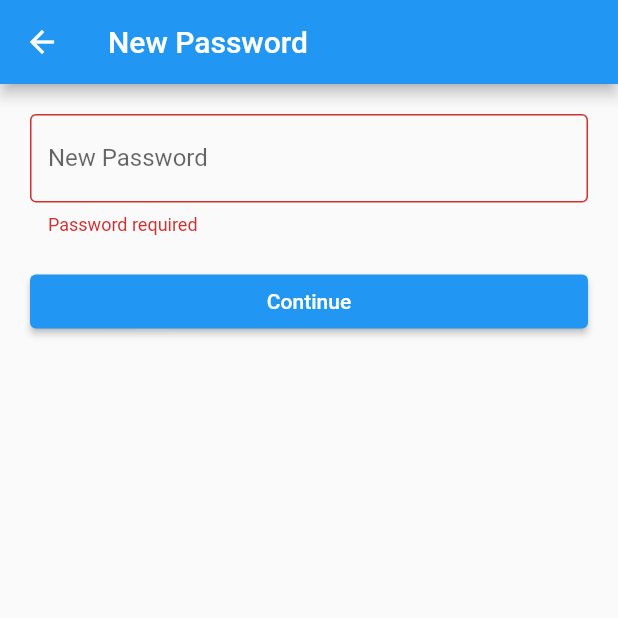
After one commit to anggitpp/presence-app, a Flutter app: the NewPasswordPage screen opened by its route, after a tap on "Continue", on a phone screen of 412 x 824 dp, the top half of it. The commit adds this screen. Run offline on Flutter 3.47's test engine with Material 2 defaults, Android fonts, the phone set to English and light mode, and no system bars; our stand-ins replace bloc, cloud_firestore, equatable, firebase_auth, firebase_core, flutter_bloc and 1 more; accounts and stored records are empty; generated files the repository leaves out were written again.

Commit message:
create new password page to user change password after register

```diff
--- a/lib/blocs/blocs.dart
+++ b/lib/blocs/blocs.dart
@@ -1,2 +1,3 @@
 export 'add_employee/add_employee_bloc.dart';
 export 'login/login_bloc.dart';
+export 'new_password/new_password_cubit.dart';
--- /dev/null
+++ b/lib/blocs/new_password/new_password_cubit.dart
@@ -0,0 +1,27 @@
+import 'package:bloc/bloc.dart';
+import 'package:equatable/equatable.dart';
+
+import 'package:presence_app/repositories/new_password_repository.dart';
+
+import '../../models/custom_error.dart';
+
+part 'new_password_state.dart';
+
+class NewPasswordCubit extends Cubit<NewPasswordState> {
+  final NewPasswordRepository newPasswordRepository;
+  NewPasswordCubit({
+    required this.newPasswordRepository,
+  }) : super(NewPasswordState.initial());
+
+  void changePassword(password) async {
+    emit(state.copyWith(newPasswordStatus: NewPasswordStatus.submitting));
+
+    try {
+      await newPasswordRepository.changePassword(password);
+      emit(state.copyWith(newPasswordStatus: NewPasswordStatus.success));
+    } on CustomError catch (e) {
+      emit(
+          state.copyWith(newPasswordStatus: NewPasswordStatus.error, error: e));
+    }
+  }
+}
--- /dev/null
+++ b/lib/blocs/new_password/new_password_state.dart
@@ -0,0 +1,39 @@
+part of 'new_password_cubit.dart';
+
+enum NewPasswordStatus {
+  initial,
+  submitting,
+  success,
+  error,
+}
+
+class NewPasswordState extends Equatable {
+  final NewPasswordStatus newPasswordStatus;
+  final CustomError error;
+  const NewPasswordState({
+    required this.newPasswordStatus,
+    required this.error,
+  });
+
+  factory NewPasswordState.initial() {
+    return const NewPasswordState(
+        newPasswordStatus: NewPasswordStatus.initial, error: CustomError());
+  }
+
+  @override
+  List<Object> get props => [newPasswordStatus, error];
+
+  NewPasswordState copyWith({
+    NewPasswordStatus? newPasswordStatus,
+    CustomError? error,
+  }) {
+    return NewPasswordState(
+      newPasswordStatus: newPasswordStatus ?? this.newPasswordStatus,
+      error: error ?? this.error,
+    );
+  }
+
+  @override
+  String toString() =>
+      'NewPasswordState(newPasswordStatus: $newPasswordStatus, error: $error)';
+}
--- a/lib/config/routes.dart
+++ b/lib/config/routes.dart
@@ -1,5 +1,6 @@
 class Routes {
   static const home = '/';
   static const login = '/login';
+  static const newPassword = '/new_password';
   static const addEmployee = 'add_employee';
 }
--- /dev/null
+++ b/lib/repositories/new_password_repository.dart
@@ -0,0 +1,34 @@
+import 'package:cloud_firestore/cloud_firestore.dart';
+import 'package:firebase_auth/firebase_auth.dart' as auth;
+
+import '../models/custom_error.dart';
+
+class NewPasswordRepository {
+  final FirebaseFirestore firebaseFirestore;
+  final auth.FirebaseAuth firebaseAuth;
+  NewPasswordRepository({
+    required this.firebaseFirestore,
+    required this.firebaseAuth,
+  });
+
+  Future<void> changePassword(String password) async {
+    try {
+      String email = firebaseAuth.currentUser!.email!;
+
+      await firebaseAuth.currentUser!.updatePassword(password);
+
+      await firebaseAuth.signOut();
+
+      await firebaseAuth.signInWithEmailAndPassword(
+          email: email, password: password);
+    } on auth.FirebaseAuthException catch (e) {
+      throw CustomError(code: e.code, message: e.message!, plugin: e.plugin);
+    } catch (e) {
+      throw CustomError(
+        code: 'Exception',
+        message: e.toString(),
+        plugin: 'flutter_error/server_error',
+      );
+    }
+  }
+}
--- a/lib/repositories/repositories.dart
+++ b/lib/repositories/repositories.dart
@@ -1 +1,3 @@
 export 'add_employee_repository.dart';
+export 'login_repository.dart';
+export 'new_password_repository.dart';
--- a/lib/screens/login/login_page.dart
+++ b/lib/screens/login/login_page.dart
@@ -44,7 +44,11 @@ class _LoginPageState extends State<LoginPage> {
             errorDialog(context, state.error);
           }
           if (state.loginStatus == LoginStatus.success) {
-            Navigator.pushReplacementNamed(context, Routes.home);
+            if (_password == 'password') {
+              Navigator.pushReplacementNamed(context, Routes.newPassword);
+            } else {
+              Navigator.pushReplacementNamed(context, Routes.home);
+            }
           }
           if (state.loginStatus == LoginStatus.unverified) {
             verificationDialog(context, state.userCredential!);
--- a/lib/screens/login/widgets/verification_dialog.dart
+++ b/lib/screens/login/widgets/verification_dialog.dart
@@ -27,7 +27,6 @@ void verificationDialog(BuildContext context, UserCredential user) {
                 context
                     .read<LoginBloc>()
                     .add(VerificationEmailEvent(userCredential: user));
-
                 Navigator.pop(context);
               },
               child: const Text("Kirim Ulang"),
--- /dev/null
+++ b/lib/screens/new_password/new_password_page.dart
@@ -0,0 +1,95 @@
+import 'package:flutter/material.dart';
+import 'package:flutter_bloc/flutter_bloc.dart';
+import 'package:presence_app/blocs/blocs.dart';
+
+import '../../config/routes.dart';
+import '../../utils/error_dialog.dart';
+
+class NewPasswordPage extends StatefulWidget {
+  const NewPasswordPage({Key? key}) : super(key: key);
+
+  @override
+  State<NewPasswordPage> createState() => _NewPasswordPageState();
+}
+
+class _NewPasswordPageState extends State<NewPasswordPage> {
+  final GlobalKey<FormState> _formKey = GlobalKey<FormState>();
+  AutovalidateMode _autovalidateMode = AutovalidateMode.disabled;
+  String? _password;
+
+  void _submit() {
+    setState(() {
+      _autovalidateMode = AutovalidateMode.always;
+    });
+
+    final form = _formKey.currentState;
+
+    if (form == null || !form.validate()) return;
+
+    form.save();
+
+    context.read<NewPasswordCubit>().changePassword(_password);
+  }
+
+  @override
+  Widget build(BuildContext context) {
+    return GestureDetector(
+      onTap: () => Focus.of(context).unfocus(),
+      child: BlocConsumer<NewPasswordCubit, NewPasswordState>(
+        listener: (context, state) {
+          if (state.newPasswordStatus == NewPasswordStatus.error) {
+            errorDialog(context, state.error);
+          }
+          if (state.newPasswordStatus == NewPasswordStatus.success) {
+            Navigator.pushReplacementNamed(context, Routes.home);
+          }
+        },
+        builder: (context, state) {
+          return Scaffold(
+            appBar: AppBar(title: const Text('New Password')),
+            body: Form(
+              key: _formKey,
+              autovalidateMode: _autovalidateMode,
+              child: ListView(
+                padding: const EdgeInsets.all(20),
+                children: [
+                  TextFormField(
+                    autocorrect: false,
+                    obscureText: true,
+                    decoration: const InputDecoration(
+                      border: OutlineInputBorder(),
+                      labelText: 'New Password',
+                    ),
+                    validator: (String? value) {
+                      if (value == null || value.trim().isEmpty) {
+                        return 'Password required';
+                      }
+
+                      if (value == 'password' || value == 'Password') {
+                        return 'Password tidak boleh sama dengan sebelumnya!';
+                      }
+                      return null;
+                    },
+                    onSaved: (String? value) {
+                      _password = value;
+                    },
+                  ),
+                  const SizedBox(
+                    height: 20,
+                  ),
+                  state.newPasswordStatus == NewPasswordStatus.submitting
+                      ? const Center(
+                          child: CircularProgressIndicator(),
+                        )
+                      : ElevatedButton(
+                          onPressed: () => _submit(),
+                          child: const Text('Continue')),
+                ],
+              ),
+            ),
+          );
+        },
+      ),
+    );
+  }
+}
--- a/lib/utils/error_dialog.dart
+++ b/lib/utils/error_dialog.dart
@@ -14,10 +14,6 @@ void errorDialog(BuildContext context, CustomError e) {
           title: Text(e.code),
           content: Text(e.plugin + '\n' + e.message),
           actions: [
-            CupertinoDialogAction(
-              child: const Text('OK'),
-              onPressed: () => Navigator.pop(context),
-            ),
             CupertinoDialogAction(
               child: const Text('OK'),
               onPressed: () => Navigator.pop(context),
```
Also changed, not shown: lib/main.dart (+13 -1 lines).
